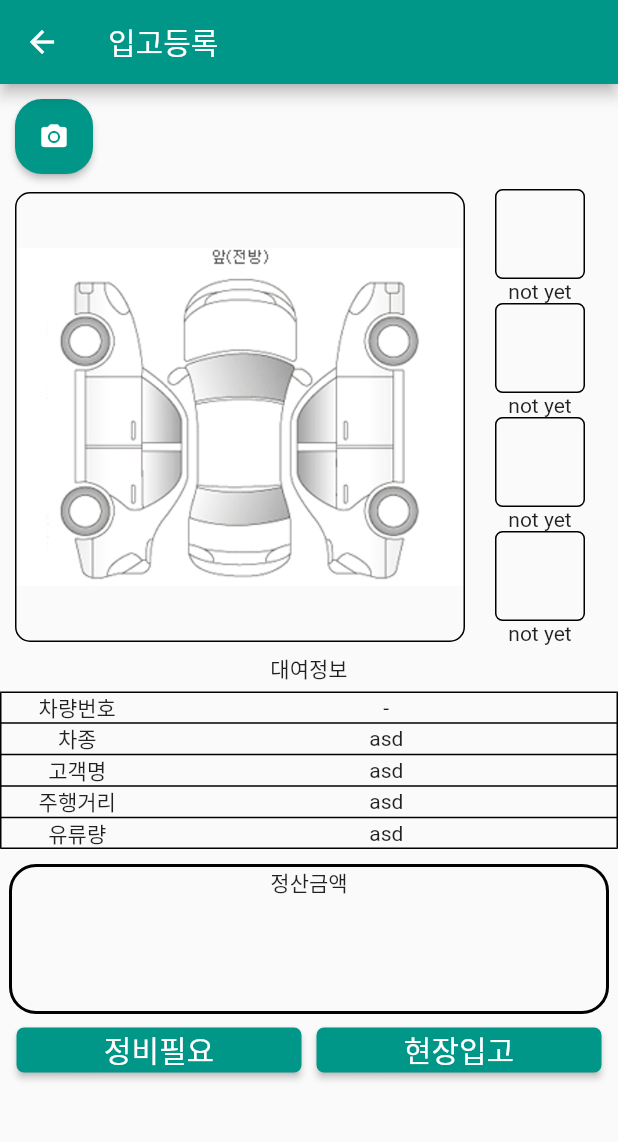
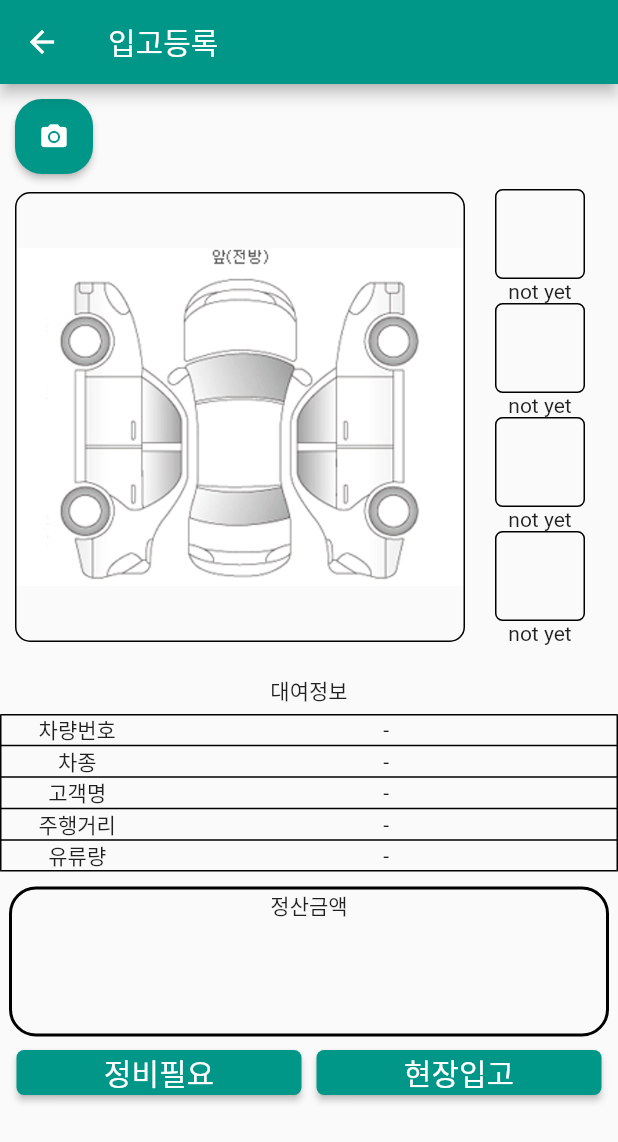
Before and after one commit to kpsy20/flutter, a Flutter app: the In screen opened directly, on a phone screen of 412 x 824 dp. Shown: the top 1142 px of the screen. Run offline on Flutter 3.47's test engine with Material 2 defaults, Android fonts, the phone set to English and light mode, and no system bars; our stand-ins replace camera, firebase_auth, fluttertoast, image_picker, rflutter_alert, webview_flutter; missing offline and left inert: flutter_coupang_ad, image_size_getter; accounts and stored records are empty.

```diff
--- a/p201007_mkver1/lib/in.dart
+++ b/p201007_mkver1/lib/in.dart
@@ -22,6 +22,10 @@ class inInfo {
   static var r4;
 
   static String car_number = '-';
+  static String car_kind = '-';
+  static String consumer_name = '-';
+  static String drived_distance = '-';
+  static String fuel = '-';
   static List<double> x = [];
   static List<double> y = [];
 }
@@ -217,17 +221,36 @@ class _InState extends State<In> {
                   )
                 ],
               ),
-              SizedBox(
-                height: 5,
-              ),
-              // Container(
-              //   width: 400,
-              //   height: 200,
-              //   decoration: BoxDecoration(
-              //     border: Border.all(color: Colors.black, width: 2),
-              //     borderRadius: BorderRadius.circular(18),
-              //   ),
               // ),
+              // inInfo.r1 == null
+              //     ? Text('')
+              //     : inInfo.r1['third'].length == 0
+              //         ? Text('Front: Clear')
+              //         : Text("Front: " +
+              //             inInfo.r1['third'].length.toString() +
+              //             " Defect(s)"),
+              // inInfo.r2 == null
+              //     ? Text('')
+              //     : inInfo.r2['third'].length == 0
+              //         ? Text('Right Side: Clear')
+              //         : Text("Right Side: " +
+              //             inInfo.r2['third'].length.toString() +
+              //             " Defect(s)"),
+              // inInfo.r3 == null
+              //     ? Text('')
+              //     : inInfo.r3['third'].length == 0
+              //         ? Text('Back: Clear')
+              //         : Text("Back: " +
+              //             inInfo.r3['third'].length.toString() +
+              //             " Defect(s)"),
+              // inInfo.r4 == null
+              //     ? Text('Left Side: Clear')
+              //     : inInfo.r4['third'].length == 0
+              //         ? Text('')
+              //         : Text("Left Side: " +
+              //             inInfo.r4['third'].length.toString() +
+              //             " Defect(s)"),
+              SizedBox(height: 20),
               Text('대여정보'),
               SizedBox(
                 height: 5,
@@ -262,7 +285,7 @@ class _InState extends State<In> {
                       textAlign: TextAlign.center,
                     ),
                     Text(
-                      'asd',
+                      inInfo.car_kind,
                       textAlign: TextAlign.center,
                     )
                   ]),
@@ -272,7 +295,7 @@ class _InState extends State<In> {
                       textAlign: TextAlign.center,
                     ),
                     Text(
-                      'asd',
+                      inInfo.consumer_name,
                       textAlign: TextAlign.center,
                     )
                   ]),
@@ -282,7 +305,7 @@ class _InState extends State<In> {
                       textAlign: TextAlign.center,
                     ),
                     Text(
-                      'asd',
+                      inInfo.drived_distance,
                       textAlign: TextAlign.center,
                     )
                   ]),
@@ -292,7 +315,7 @@ class _InState extends State<In> {
                       textAlign: TextAlign.center,
                     ),
                     Text(
-                      'asd',
+                      inInfo.fuel,
                       textAlign: TextAlign.center,
                     )
                   ]),
@@ -357,27 +380,7 @@ class _InState extends State<In> {
               ),
               SizedBox(
                 height: 40,
-              ),
-              inInfo.r1 == null
-                  ? Text('')
-                  : inInfo.r1['third'].length == 0
-                      ? Text('asd')
-                      : Text(inInfo.r1['first']['box'].toString()),
-              inInfo.r2 == null
-                  ? Text('')
-                  : inInfo.r2['third'].length == 0
-                      ? Text('asd')
-                      : Text(inInfo.r2['first']['box'].toString()),
-              inInfo.r3 == null
-                  ? Text('')
-                  : inInfo.r3['third'].length == 0
-                      ? Text('asd')
-                      : Text(inInfo.r3['first']['box'].toString()),
-              inInfo.r4 == null
-                  ? Text('')
-                  : inInfo.r4['third'].length == 0
-                      ? Text('asd')
-                      : Text(inInfo.r4['first']['box'].toString()),
+              )
             ],
           ),
         ),
```
Also changed, not shown: p201007_mkver1/lib/camera.dart (+27 -10 lines).
